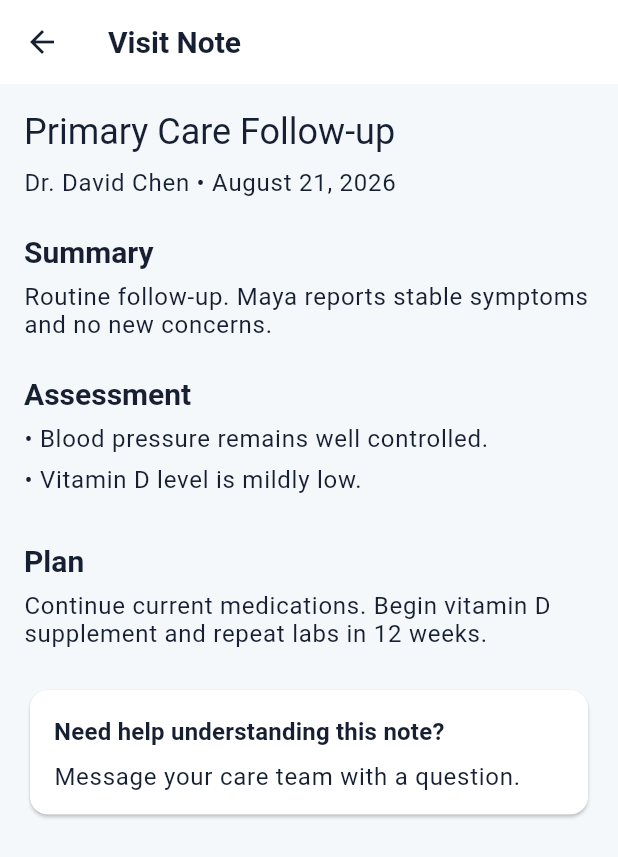
After one commit to jayrahim/swen-661-clearview, a Flutter app: the DashboardScreen screen opened directly, item 2 of the bottom bar chosen, after a tap on "Open →", on a phone screen of 412 x 824 dp. The commit adds this screen. Shown: the top 857 px of the screen. Run offline on Flutter 3.47's test engine with Material 3 defaults, Android fonts, the phone set to English and light mode, and no system bars; our stand-ins replace flutter_riverpod; Roboto replaces fonts that are missing (Arial).

Commit message:
Complete Flutter implementation and testing

```diff
--- a/flutter/lib/models/medical_note.dart
+++ b/flutter/lib/models/medical_note.dart
@@ -5,6 +5,9 @@ class MedicalNote {
     required this.author,
     required this.createdAt,
     required this.summary,
+    required this.assessment,
+    required this.plan,
+    required this.status,
   });
 
   final String id;
@@ -12,4 +15,20 @@ class MedicalNote {
   final String author;
   final DateTime createdAt;
   final String summary;
+  final List<String> assessment;
+  final String plan;
+  final MedicalNoteStatus status;
 }
+
+enum MedicalNoteStatus { reviewed, newNote }
+
+extension MedicalNoteStatusLabel on MedicalNoteStatus {
+  String get label {
+    switch (this) {
+      case MedicalNoteStatus.reviewed:
+        return 'Reviewed';
+      case MedicalNoteStatus.newNote:
+        return 'New';
+    }
+  }
+}
--- a/flutter/lib/repositories/mock_repositories.dart
+++ b/flutter/lib/repositories/mock_repositories.dart
@@ -72,23 +72,45 @@ class MessageRepository {
 
 class MedicalNoteRepository {
   const MedicalNoteRepository();
+
   static final _notes = [
     MedicalNote(
       id: 'note-1',
-      title: 'Cardiology follow-up',
-      author: 'Dr. Elena Martinez',
-      createdAt: DateTime(2026, 8, 25),
-      summary: 'Continue the current care plan and monitor symptoms.',
+      title: 'Primary Care Follow-up',
+      author: 'Dr. David Chen',
+      createdAt: DateTime(2026, 8, 21),
+      summary: 'Routine follow-up. Maya reports stable symptoms and no new concerns.',
+      assessment: [
+        'Blood pressure remains well controlled.',
+        'Vitamin D level is mildly low.',
+      ],
+      plan: 'Continue current medications. Begin vitamin D supplement and repeat labs in 12 weeks.',
+      status: MedicalNoteStatus.reviewed,
     ),
     MedicalNote(
       id: 'note-2',
-      title: 'Annual wellness visit',
-      author: 'Dr. Noah Williams',
-      createdAt: DateTime(2026, 8, 12),
-      summary: 'Preventive screening discussion and routine follow-up.',
+      title: 'Cardiology Consultation',
+      author: 'Dr. Elena Martinez',
+      createdAt: DateTime(2026, 7, 30),
+      summary: 'Cardiology consultation note available for review.',
+      assessment: [],
+      plan: '',
+      status: MedicalNoteStatus.newNote,
+    ),
+    MedicalNote(
+      id: 'note-3',
+      title: 'Vision Center Evaluation',
+      author: 'Dr. Priya Shah',
+      createdAt: DateTime(2026, 7, 14),
+      summary: 'Vision center evaluation note available for review.',
+      assessment: [],
+      plan: '',
+      status: MedicalNoteStatus.reviewed,
     ),
   ];
+
   List<MedicalNote> getAll() => List.unmodifiable(_notes);
+
   MedicalNote? getById(String id) =>
       _notes.where((item) => item.id == id).firstOrNull;
 }
--- a/flutter/lib/screens/dashboard_screen.dart
+++ b/flutter/lib/screens/dashboard_screen.dart
@@ -9,6 +9,7 @@ import '../widgets/ui_components.dart';
 import 'accessibility_settings_screen.dart';
 import 'appointment_detail_screen.dart';
 import 'appointments_screen.dart';
+import 'medical_notes_screen.dart';
 
 class DashboardScreen extends ConsumerWidget {
   const DashboardScreen({super.key});
@@ -49,6 +50,8 @@ class DashboardScreen extends ConsumerWidget {
     );
     void openAppointments() => Navigator.of(context)
         .push(MaterialPageRoute(builder: (_) => const AppointmentsScreen()));
+    void openMedicalNotes() => Navigator.of(context)
+        .push(MaterialPageRoute(builder: (_) => const MedicalNotesScreen()));
     return Scaffold(
       body: AppPage(
         child: Column(
@@ -195,8 +198,16 @@ class DashboardScreen extends ConsumerWidget {
                                 .scale(1)
                                 .clamp(1, 2),
                       ),
-                      itemBuilder: (_, index) =>
-                          QuickAccessTile(item: _items[index]),
+                      itemBuilder: (_, index) {
+                        final item = _items[index];
+
+                        return QuickAccessTile(
+                          item: item,
+                          onTap: item.title == 'Medical notes'
+                              ? openMedicalNotes
+                              : null,
+                        );
+                      },
                     ),
                     const SizedBox(height: 42),
                     Semantics(
@@ -267,6 +278,7 @@ class DashboardScreen extends ConsumerWidget {
             ClearViewBottomNavigation(
               onSettingsTap: openAccessibility,
               onVisitsTap: openAppointments,
+              onRecordsTap: openMedicalNotes,
             ),
           ],
         ),
--- /dev/null
+++ b/flutter/lib/screens/medical_note_detail_screen.dart
@@ -0,0 +1,143 @@
+import 'package:flutter/material.dart';
+
+import '../models/medical_note.dart';
+
+class MedicalNoteDetailScreen extends StatelessWidget {
+  const MedicalNoteDetailScreen({super.key, required this.note});
+
+  final MedicalNote note;
+
+  @override
+  Widget build(BuildContext context) {
+    return Scaffold(
+      appBar: AppBar(
+        leading: Semantics(
+          button: true,
+          label: 'Back to Medical Notes',
+          child: IconButton(
+            tooltip: 'Back to Medical Notes',
+            icon: const Icon(Icons.arrow_back),
+            onPressed: () => Navigator.of(context).pop(),
+          ),
+        ),
+        title: const Text('Visit Note'),
+      ),
+      body: ListView(
+        padding: const EdgeInsets.all(16),
+        children: [
+          Text(note.title, style: Theme.of(context).textTheme.headlineSmall),
+          const SizedBox(height: 8),
+          Text(
+            '${note.author} • ${_formatDate(note.createdAt)}',
+            style: Theme.of(context).textTheme.bodyLarge,
+          ),
+          const SizedBox(height: 24),
+
+          _NoteSection(
+            title: 'Summary',
+            child: Text(
+              note.summary,
+              style: Theme.of(context).textTheme.bodyLarge,
+            ),
+          ),
+
+          if (note.assessment.isNotEmpty) ...[
+            const SizedBox(height: 24),
+            _NoteSection(
+              title: 'Assessment',
+              child: Column(
+                crossAxisAlignment: CrossAxisAlignment.start,
+                children: [
+                  for (final item in note.assessment) ...[
+                    Padding(
+                      padding: const EdgeInsets.only(bottom: 8),
+                      child: Text(
+                        '• $item',
+                        style: Theme.of(context).textTheme.bodyLarge,
+                      ),
+                    ),
+                  ],
+                ],
+              ),
+            ),
+          ],
+
+          if (note.plan.isNotEmpty) ...[
+            const SizedBox(height: 24),
+            _NoteSection(
+              title: 'Plan',
+              child: Text(
+                note.plan,
+                style: Theme.of(context).textTheme.bodyLarge,
+              ),
+            ),
+          ],
+
+          const SizedBox(height: 24),
+
+          Semantics(
+            container: true,
+            label: 'Need help understanding this note? Message your care team with a question.',
+            child: Card(
+              child: Padding(
+                padding: const EdgeInsets.all(16),
+                child: Column(
+                  crossAxisAlignment: CrossAxisAlignment.start,
+                  children: [
+                    Text(
+                      'Need help understanding this note?',
+                      style: Theme.of(context).textTheme.titleMedium,
+                    ),
+                    const SizedBox(height: 8),
+                    Text(
+                      'Message your care team with a question.',
+                      style: Theme.of(context).textTheme.bodyLarge,
+                    ),
+                  ],
+                ),
+              ),
+            ),
+          ),
+        ],
+      ),
+    );
+  }
+
+  String _formatDate(DateTime date) {
+    const months = [
+      'January',
+      'February',
+      'March',
+      'April',
+      'May',
+      'June',
+      'July',
+      'August',
+      'September',
+      'October',
+      'November',
+      'December',
+    ];
+
+    return '${months[date.month - 1]} ${date.day}, ${date.year}';
+  }
+}
+
+class _NoteSection extends StatelessWidget {
+  const _NoteSection({required this.title, required this.child});
+
+  final String title;
+  final Widget child;
+
+  @override
+  Widget build(BuildContext context) {
+    return Column(
+      crossAxisAlignment: CrossAxisAlignment.start,
+      children: [
+        Text(title, style: Theme.of(context).textTheme.titleLarge),
+        const SizedBox(height: 8),
+        child,
+      ],
+    );
+  }
+}
--- /dev/null
+++ b/flutter/lib/screens/medical_notes_screen.dart
@@ -0,0 +1,182 @@
+import 'package:flutter/material.dart';
+import 'package:flutter_riverpod/flutter_riverpod.dart';
+
+import '../models/medical_note.dart';
+import '../repositories/mock_repositories.dart';
+import 'medical_note_detail_screen.dart';
+
+class MedicalNotesScreen extends ConsumerWidget {
+  const MedicalNotesScreen({super.key});
+
+  @override
+  Widget build(BuildContext context, WidgetRef ref) {
+    final notes = ref.read(medicalNoteRepositoryProvider).getAll();
+
+    return Scaffold(
+      appBar: AppBar(
+        title: const Text('Medical Notes'),
+        actions: [
+          Semantics(
+            button: true,
+            label: 'Filter medical notes',
+            child: IconButton(
+              tooltip: 'Filter medical notes',
+              icon: const Icon(Icons.filter_list),
+              onPressed: () {
+                ScaffoldMessenger.of(context).showSnackBar(
+                  const SnackBar(
+                    content: Text(
+                      'Note filtering is not available in this prototype.',
+                    ),
+                  ),
+                );
+              },
+            ),
+          ),
+        ],
+      ),
+      body: ListView(
+        padding: const EdgeInsets.all(16),
+        children: [
+          Text(
+            'Recent notes',
+            style: Theme.of(context).textTheme.headlineSmall,
+          ),
+          const SizedBox(height: 16),
+
+          for (final note in notes) ...[
+            _MedicalNoteCard(note: note),
+            const SizedBox(height: 12),
+          ],
+
+          const SizedBox(height: 8),
+
+          Semantics(
+            container: true,
+            label: 'Accessibility information. Notes use plain-language headings and flexible text blocks that expand when text size increases.',
+            child: Card(
+              child: Padding(
+                padding: const EdgeInsets.all(16),
+                child: Row(
+                  crossAxisAlignment: CrossAxisAlignment.start,
+                  children: [
+                    const Icon(Icons.accessibility_new),
+                    const SizedBox(width: 12),
+                    Expanded(
+                      child: Text(
+                        'Notes use plain-language headings and flexible text blocks '
+                        'that expand when text size increases.',
+                        style: Theme.of(context).textTheme.bodyLarge,
+                      ),
+                    ),
+                  ],
+                ),
+              ),
+            ),
+          ),
+        ],
+      ),
+    );
+  }
+}
+
+class _MedicalNoteCard extends StatelessWidget {
+  const _MedicalNoteCard({required this.note});
+
+  final MedicalNote note;
+
+  @override
+  Widget build(BuildContext context) {
+    return Card(
+      child: Padding(
+        padding: const EdgeInsets.all(16),
+        child: Column(
+          crossAxisAlignment: CrossAxisAlignment.start,
+          children: [
+            Row(
+              crossAxisAlignment: CrossAxisAlignment.start,
+              children: [
+                Expanded(
+                  child: Text(
+                    note.title,
+                    style: Theme.of(context).textTheme.titleLarge,
+                  ),
+                ),
+                _StatusBadge(status: note.status),
+              ],
+            ),
+            const SizedBox(height: 8),
+            Text(
+              '${_formatDate(note.createdAt)} • ${note.author}',
+              style: Theme.of(context).textTheme.bodyLarge,
+            ),
+            const SizedBox(height: 12),
+            Text(note.summary, style: Theme.of(context).textTheme.bodyLarge),
+            const SizedBox(height: 12),
+            Align(
+              alignment: Alignment.centerRight,
+              child: Semantics(
+                button: true,
+                label: 'Open ${note.title}',
+                child: OutlinedButton(
+                  onPressed: () {
+                    Navigator.of(context).push(
+                      MaterialPageRoute(
+                        builder: (_) => MedicalNoteDetailScreen(note: note),
+                      ),
+                    );
+                  },
+                  child: const Text('Open →'),
+                ),
+              ),
+            ),
+          ],
+        ),
+      ),
+    );
+  }
+
+  String _formatDate(DateTime date) {
+    const months = [
+      'January',
+      'February',
+      'March',
+      'April',
+      'May',
+      'June',
+      'July',
+      'August',
+      'September',
+      'October',
+      'November',
+      'December',
+    ];
+
+    return '${months[date.month - 1]} ${date.day}, ${date.year}';
+  }
+}
+
+class _StatusBadge extends StatelessWidget {
+  const _StatusBadge({required this.status});
+
+  final MedicalNoteStatus status;
+
+  @override
+  Widget build(BuildContext context) {
+    return Semantics(
+      label: 'Note status: ${status.label}',
+      child: Container(
+        constraints: const BoxConstraints(minHeight: 32, minWidth: 48),
+        padding: const EdgeInsets.symmetric(horizontal: 10, vertical: 6),
+        decoration: BoxDecoration(
+          border: Border.all(),
+          borderRadius: BorderRadius.circular(16),
+        ),
+        child: Text(
+          status.label,
+          style: Theme.of(context).textTheme.labelLarge,
+        ),
+      ),
+    );
+  }
+}
--- a/flutter/lib/widgets/ui_components.dart
+++ b/flutter/lib/widgets/ui_components.dart
@@ -6,6 +6,7 @@ import '../theme/app_colors.dart';
 
 class AppPage extends StatelessWidget {
   const AppPage({super.key, required this.child});
+
   final Widget child;
 
   @override
@@ -26,6 +27,7 @@ class AppCard extends StatelessWidget {
     this.padding = const EdgeInsets.all(14),
     this.color = AppColors.surface,
   });
+
   final Widget child;
   final EdgeInsetsGeometry padding;
   final Color color;
@@ -48,17 +50,21 @@ class PrimaryButton extends StatelessWidget {
     required this.label,
     required this.onPressed,
   });
+
   final String label;
   final VoidCallback onPressed;
 
   @override
   Widget build(BuildContext context) => ConstrainedBox(
-    constraints: const BoxConstraints(minWidth: double.infinity, minHeight: 53),
+        constraints:
+            const BoxConstraints(minWidth: double.infinity, minHeight: 53),
         child: FilledButton(
           style: FilledButton.styleFrom(
             backgroundColor: AppColors.primary,
             foregroundColor: Colors.white,
-        shape: RoundedRectangleBorder(borderRadius: BorderRadius.circular(11)),
+            shape: RoundedRectangleBorder(
+              borderRadius: BorderRadius.circular(11),
+            ),
           ),
           onPressed: onPressed,
           child: Text(label),
@@ -73,32 +79,43 @@ class StatusPill extends StatelessWidget {
     this.backgroundColor = AppColors.aqua,
     this.foregroundColor = AppColors.primary,
   });
+
   final String label;
   final Color backgroundColor;
   final Color foregroundColor;
 
   @override
   Widget build(BuildContext context) => Container(
-    padding: const EdgeInsets.symmetric(horizontal: 17, vertical: 8),
+        padding: const EdgeInsets.symmetric(
+          horizontal: 17,
+          vertical: 8,
+        ),
         decoration: BoxDecoration(
           color: backgroundColor,
           borderRadius: BorderRadius.circular(22),
         ),
         child: Text(
           label,
-      style: TextStyle(color: foregroundColor, fontWeight: FontWeight.w700),
+          style: TextStyle(
+            color: foregroundColor,
+            fontWeight: FontWeight.w700,
+          ),
         ),
       );
 }
 
 class AppointmentStatusPill extends StatelessWidget {
-  const AppointmentStatusPill({super.key, required this.status});
+  const AppointmentStatusPill({
+    super.key,
+    required this.status,
+  });
 
   final AppointmentStatus status;
 
   @override
   Widget build(BuildContext context) {
     final style = AppointmentStatusStyle.forStatus(status);
+
     return StatusPill(
       label: status.label,
       backgroundColor: style.background,
@@ -108,7 +125,10 @@ class AppointmentStatusPill extends StatelessWidget {
 }
 
 class AppointmentStatusStyle {
-  const AppointmentStatusStyle._(this.background, this.foreground);
+  const AppointmentStatusStyle._(
+    this.background,
+    this.foreground,
+  );
 
   final Color background;
   final Color foreground;
@@ -117,12 +137,15 @@ class AppointmentStatusStyle {
     AppColors.mint,
     AppColors.mintInk,
   );
+
   static const _needsAction = AppointmentStatusStyle._(
     AppColors.yellowTile,
     AppColors.warningInk,
   );
 
-  static AppointmentStatusStyle forStatus(AppointmentStatus status) =>
+  static AppointmentStatusStyle forStatus(
+    AppointmentStatus status,
+  ) =>
       switch (status) {
         AppointmentStatus.confirmed => _confirmed,
         AppointmentStatus.needsAction => _needsAction,
@@ -130,14 +153,18 @@ class AppointmentStatusStyle {
 }
 
 class QuickAccessTile extends StatelessWidget {
-  const QuickAccessTile({super.key, required this.item});
+  const QuickAccessTile({
+    super.key,
+    required this.item,
+    this.onTap,
+  });
+
   final QuickAccessItem item;
+  final VoidCallback? onTap;
 
   @override
-  Widget build(BuildContext context) => Semantics(
-    label: '${item.title}, ${item.subtitle}',
-    child: ExcludeSemantics(
-      child: Container(
+  Widget build(BuildContext context) {
+    final content = Container(
       padding: const EdgeInsets.all(14),
       decoration: BoxDecoration(
         color: item.backgroundColor,
@@ -147,16 +174,33 @@ class QuickAccessTile extends StatelessWidget {
         crossAxisAlignment: CrossAxisAlignment.start,
         mainAxisAlignment: MainAxisAlignment.spaceBetween,
         children: [
-            Text(item.title, style: Theme.of(context).textTheme.titleMedium),
+          Text(
+            item.title,
+            style: Theme.of(context).textTheme.titleMedium,
+          ),
           Text(
             item.subtitle,
-              style: TextStyle(color: item.subtitleColor, fontSize: 14),
+            style: TextStyle(
+              color: item.subtitleColor,
+              fontSize: 14,
+            ),
           ),
         ],
       ),
-      ),
+    );
+
+    return Semantics(
+      button: onTap != null,
+      label: '${item.title}, ${item.subtitle}',
+      child: onTap == null
+          ? ExcludeSemantics(child: content)
+          : InkWell(
+              onTap: onTap,
+              borderRadius: BorderRadius.circular(12),
+              child: ExcludeSemantics(child: content),
             ),
     );
+  }
 }
 
 class AccessibilityOptionCard extends StatelessWidget {
@@ -168,6 +212,7 @@ class AccessibilityOptionCard extends StatelessWidget {
     this.isEnabled = false,
     this.onTap,
   });
+
   final String title;
   final String description;
   final String value;
@@ -178,36 +223,54 @@ class AccessibilityOptionCard extends StatelessWidget {
   Widget build(BuildContext context) {
     final content = ExcludeSemantics(
       child: AppCard(
-        padding: const EdgeInsets.fromLTRB(13, 14, 18, 14),
+        padding: const EdgeInsets.fromLTRB(
+          13,
+          14,
+          18,
+          14,
+        ),
         child: LayoutBuilder(
           builder: (context, constraints) {
             final useStackedLayout =
                 MediaQuery.textScalerOf(context).scale(1) > 1.3;
+
             final details = Column(
               crossAxisAlignment: CrossAxisAlignment.start,
               children: [
-                Text(title, style: Theme.of(context).textTheme.titleMedium),
+                Text(
+                  title,
+                  style: Theme.of(context).textTheme.titleMedium,
+                ),
                 const SizedBox(height: 8),
                 Text(
                   description,
-                  style: Theme.of(context).textTheme.bodyMedium
+                  style: Theme.of(context)
+                      .textTheme
+                      .bodyMedium
                       ?.copyWith(fontSize: 13),
                 ),
               ],
             );
+
             final valuePill = StatusPill(
               label: value,
-              backgroundColor: isEnabled ? AppColors.mint : AppColors.aqua,
-              foregroundColor: isEnabled
-                  ? AppColors.mintInk
-                  : AppColors.primary,
+              backgroundColor:
+                  isEnabled ? AppColors.mint : AppColors.aqua,
+              foregroundColor:
+                  isEnabled ? AppColors.mintInk : AppColors.primary,
             );
+
             if (useStackedLayout) {
               return Column(
                 crossAxisAlignment: CrossAxisAlignment.start,
-                children: [details, const SizedBox(height: 12), valuePill],
+                children: [
+                  details,
+                  const SizedBox(height: 12),
+                  valuePill,
+                ],
               );
             }
+
             return Row(
               children: [
                 Expanded(child: details),
@@ -219,6 +282,7 @@ class AccessibilityOptionCard extends StatelessWidget {
         ),
       ),
     );
+
     return Semantics(
       button: onTap != null,
       label: '$title, $value. $description',
@@ -233,7 +297,13 @@ class AccessibilityOptionCard extends StatelessWidget {
   }
 }
 
-enum ClearViewNavigationItem { home, visits, messages, records, settings }
+enum ClearViewNavigationItem {
+  home,
+  visits,
+  messages,
+  records,
+  settings,
+}
 
 class ClearViewBottomNavigation extends StatelessWidget {
   const ClearViewBottomNavigation({
@@ -241,42 +311,62 @@ class ClearViewBottomNavigation extends StatelessWidget {
     required this.onSettingsTap,
     this.onHomeTap,
     this.onVisitsTap,
+    this.onRecordsTap,
     this.selectedItem = ClearViewNavigationItem.home,
   });
+
   final VoidCallback onSettingsTap;
   final VoidCallback? onHomeTap;
   final VoidCallback? onVisitsTap;
+  final VoidCallback? onRecordsTap;
   final ClearViewNavigationItem selectedItem;
 
   @override
   Widget build(BuildContext context) {
     final textScale = MediaQuery.textScalerOf(context).scale(1);
+
     return Container(
       height: 88 + ((textScale - 1).clamp(0, 1) * 40),
       decoration: const BoxDecoration(
         color: AppColors.surface,
-        border: Border(top: BorderSide(color: Color(0xFFD9E2EA))),
+        border: Border(
+          top: BorderSide(
+            color: Color(0xFFD9E2EA),
+          ),
+        ),
       ),
       child: Row(
         children: [
           _NavItem(
             icon: Icons.circle,
             label: 'Home',
-            isSelected: selectedItem == ClearViewNavigationItem.home,
+            isSelected:
+                selectedItem == ClearViewNavigationItem.home,
             onTap: onHomeTap,
           ),
           _NavItem(
             icon: Icons.calendar_today_outlined,
             label: 'Visits',
-            isSelected: selectedItem == ClearViewNavigationItem.visits,
+            isSelected:
+                selectedItem == ClearViewNavigationItem.visits,
             onTap: onVisitsTap,
           ),
-          const _NavItem(icon: Icons.mail_outline, label: 'Messages'),
-          const _NavItem(icon: Icons.view_headline_outlined, label: 'Records'),
+          const _NavItem(
+            icon: Icons.mail_outline,
+            label: 'Messages',
+          ),
+          _NavItem(
+            icon: Icons.view_headline_outlined,
+            label: 'Records',
+            isSelected:
+                selectedItem == ClearViewNavigationItem.records,
+            onTap: onRecordsTap,
+          ),
           _NavItem(
             icon: Icons.settings,
             label: 'Settings',
-            isSelected: selectedItem == ClearViewNavigationItem.settings,
+            isSelected:
+                selectedItem == ClearViewNavigationItem.settings,
             onTap: onSettingsTap,
           ),
         ],
@@ -292,6 +382,7 @@ class _NavItem extends StatelessWidget {
     this.isSelected = false,
     this.onTap,
   });
+
   final IconData icon;
   final String label;
   final bool isSelected;
@@ -299,7 +390,9 @@ class _NavItem extends StatelessWidget {
 
   @override
   Widget build(BuildContext context) {
-    final color = isSelected ? AppColors.primary : AppColors.mutedInk;
+    final color =
+        isSelected ? AppColors.primary : AppColors.mutedInk;
+
     return Expanded(
       child: Semantics(
         button: true,
@@ -310,14 +403,20 @@ class _NavItem extends StatelessWidget {
           child: Column(
             mainAxisAlignment: MainAxisAlignment.center,
             children: [
-              Icon(icon, size: 18, color: color),
+              Icon(
+                icon,
+                size: 18,
+                color: color,
+              ),
               const SizedBox(height: 7),
               Text(
                 label,
                 style: TextStyle(
                   fontSize: 11,
                   color: color,
-                  fontWeight: isSelected ? FontWeight.w700 : FontWeight.w400,
+                  fontWeight: isSelected
+                      ? FontWeight.w700
+                      : FontWeight.w400,
                 ),
               ),
             ],
```
Also changed, not shown: 1 other file. Lines whose indentation alone changed are shown as unchanged.
